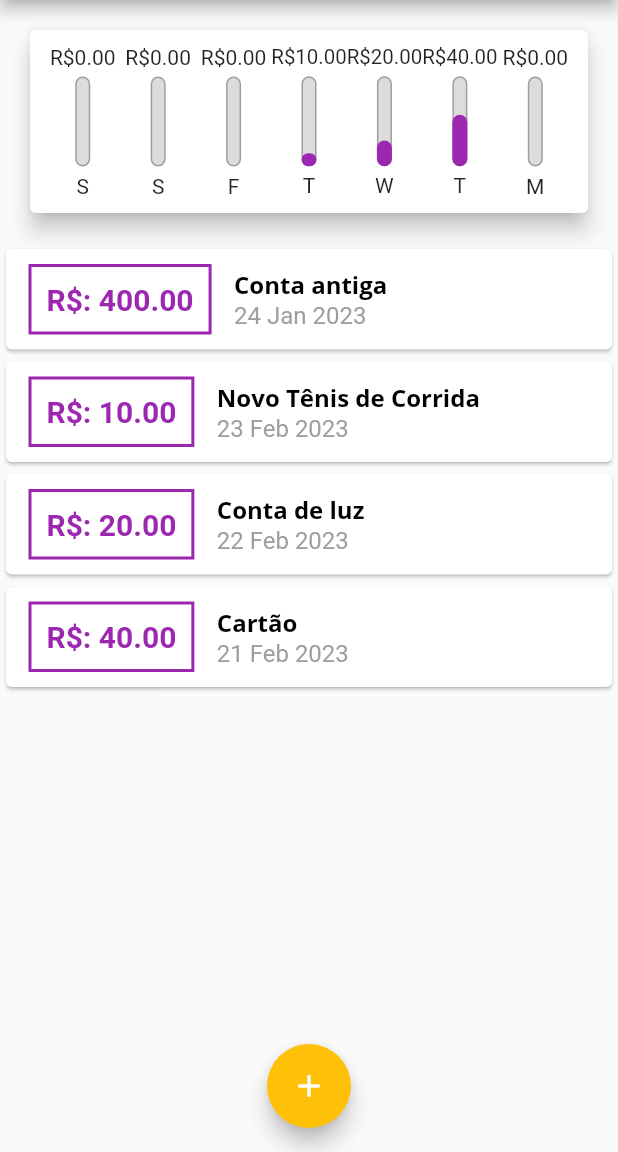
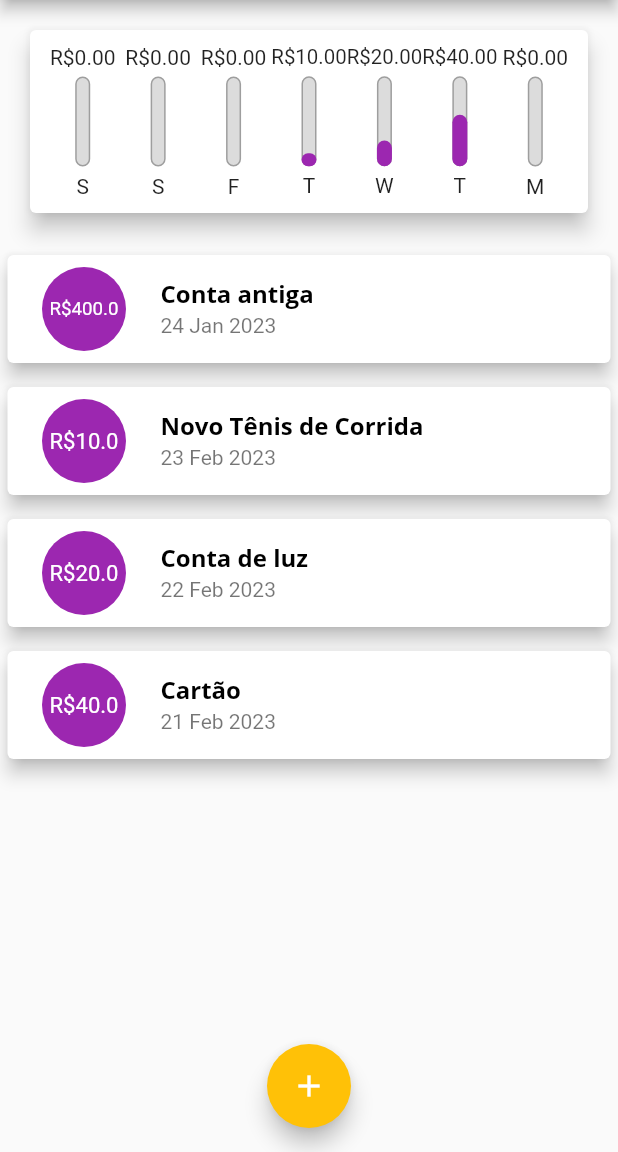
Before and after one commit to oTalDoHud/controle_gastos, a Flutter app: the screen it shows after launch, on a phone screen of 412 x 824 dp, the part 84-1236 px from its top. Run offline on Flutter 3.47's test engine with Material 2 defaults, Android fonts, the phone set to English and light mode, and no system bars.

Commit message:
Utilizando ListTile

```diff
--- a/lib/components/transaction_list.dart
+++ b/lib/components/transaction_list.dart
@@ -35,45 +35,32 @@ class TransactionList extends StatelessWidget {
               itemBuilder: (BuildContext ctx, int index) {
                 final tr = _transaction[index];
                 return Card(
-                  child: Row(
-                    children: <Widget>[
-                      Container(
                   margin: const EdgeInsets.symmetric(
-                          horizontal: 15,
-                          vertical: 10,
+                    vertical: 8,
+                    horizontal: 5,
                   ),
-                        decoration: BoxDecoration(
-                            border: Border.all(
-                          color: Theme.of(context).colorScheme.primary,
-                          width: 2,
-                        )),
-                        padding: const EdgeInsets.all(10),
+                  elevation: 5,
+                  child: ListTile(
+                    leading: CircleAvatar(
+                      backgroundColor: Theme.of(context).colorScheme.primary,
+                      radius: 35,
+                      child: Padding(
+                        padding: const EdgeInsets.all(12.0),
+                        child: FittedBox(
                           child: Text(
-                          "R\$: ${tr.value.toStringAsFixed(2)}",
-                          style: TextStyle(
-                            fontWeight: FontWeight.bold,
-                            fontSize: 20,
-                            color: Theme.of(context).colorScheme.primary,
+                            style: const TextStyle(color: Colors.white),
+                            "R\$${tr.value}",
                           ),
                         ),
                       ),
-                      Column(
-                        crossAxisAlignment: CrossAxisAlignment.start,
-                        children: [
-                          Text(
+                    ),
+                    title: Text(
                       tr.title,
                       style: Theme.of(context).textTheme.titleLarge,
                     ),
-                          Text(
+                    subtitle: Text(
                       DateFormat("d MMM y").format(tr.date),
-                            style: const TextStyle(
-                              color: Colors.grey,
-                              fontSize: 16,
                     ),
-                          ),
-                        ],
-                      ),
-                    ],
                   ),
                 );
               },
```
Lines whose indentation alone changed are shown as unchanged.
